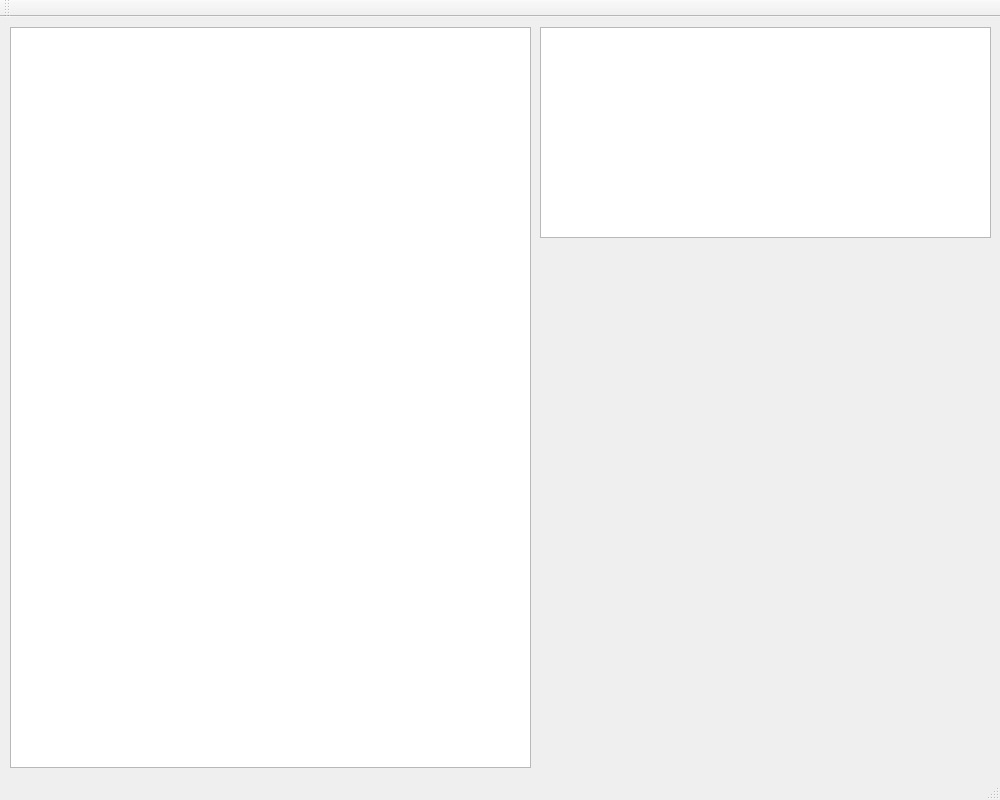
This is mainwindow.ui in dmytra/svg_viewer_in_table as Qt 5 draws it before an edit. The edited form follows.
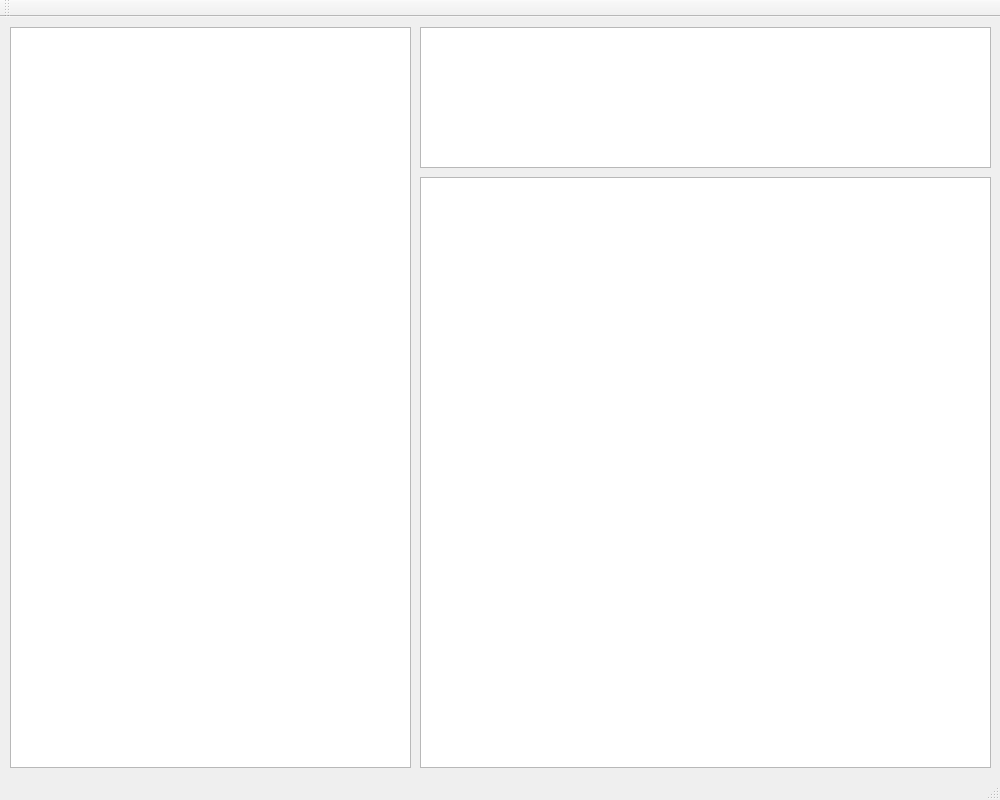
This is the edited form.

Commit message: new ui_form version with SVG view

The edit to the form file:
```diff
--- a/mainwindow.ui
+++ b/mainwindow.ui
@@ -19,7 +19,7 @@
      <rect>
       <x>10</x>
       <y>10</y>
-      <width>521</width>
+      <width>401</width>
       <height>741</height>
      </rect>
     </property>
@@ -27,23 +27,22 @@
    <widget class="QTextEdit" name="textEdit">
     <property name="geometry">
      <rect>
-      <x>540</x>
+      <x>420</x>
       <y>10</y>
-      <width>451</width>
-      <height>211</height>
+      <width>571</width>
+      <height>141</height>
      </rect>
     </property>
    </widget>
-   <widget class="QWidget" name="gridLayoutWidget">
+   <widget class="QGraphicsView" name="graphicsView">
     <property name="geometry">
      <rect>
-      <x>540</x>
-      <y>230</y>
-      <width>451</width>
-      <height>521</height>
+      <x>420</x>
+      <y>160</y>
+      <width>571</width>
+      <height>591</height>
      </rect>
     </property>
-    <layout class="QGridLayout" name="gridLayout"/>
    </widget>
   </widget>
   <widget class="QStatusBar" name="statusbar"/>
```
The commit also changes 9 other files.
